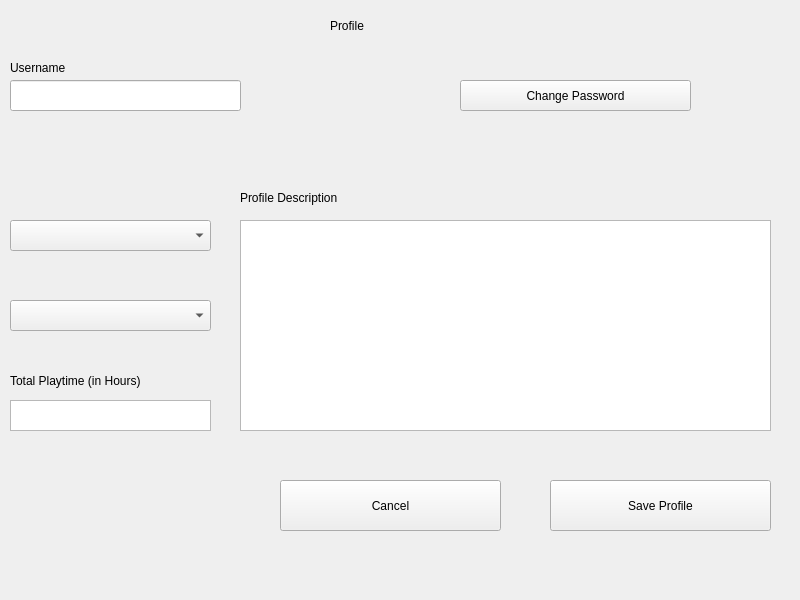
This is TeamFinder/userprofile.ui in TeamUp-Bummers/TeamFinder as Qt 5 draws it before an edit. The edited form follows.
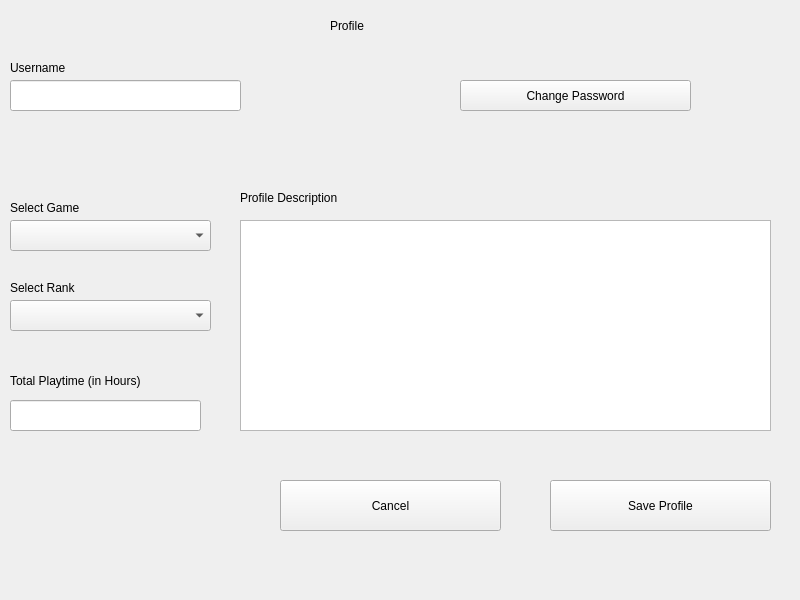
This is the edited form.

Patch:
```diff
--- a/TeamFinder/userprofile.ui
+++ b/TeamFinder/userprofile.ui
@@ -86,17 +86,7 @@
      </rect>
     </property>
     <property name="placeholderText">
-     <string>Select Rank</string>
-    </property>
-   </widget>
-   <widget class="QTextEdit" name="Playtime">
-    <property name="geometry">
-     <rect>
-      <x>10</x>
-      <y>400</y>
-      <width>201</width>
-      <height>31</height>
-     </rect>
+     <string> Rank</string>
     </property>
    </widget>
    <widget class="QLabel" name="label_2">
@@ -161,6 +151,45 @@
      <string>Change Password</string>
     </property>
    </widget>
+   <widget class="QLabel" name="Game">
+    <property name="geometry">
+     <rect>
+      <x>10</x>
+      <y>200</y>
+      <width>111</width>
+      <height>16</height>
+     </rect>
+    </property>
+    <property name="text">
+     <string>Select Game</string>
+    </property>
+   </widget>
+   <widget class="QLabel" name="Rank">
+    <property name="geometry">
+     <rect>
+      <x>10</x>
+      <y>280</y>
+      <width>111</width>
+      <height>16</height>
+     </rect>
+    </property>
+    <property name="text">
+     <string>Select Rank</string>
+    </property>
+   </widget>
+   <widget class="QLineEdit" name="playtime">
+    <property name="geometry">
+     <rect>
+      <x>10</x>
+      <y>400</y>
+      <width>191</width>
+      <height>31</height>
+     </rect>
+    </property>
+    <property name="text">
+     <string/>
+    </property>
+   </widget>
   </widget>
   <widget class="QMenuBar" name="menubar">
    <property name="geometry">
```
Left out of the diff: 2 changed lines with no effect on the pictures.
